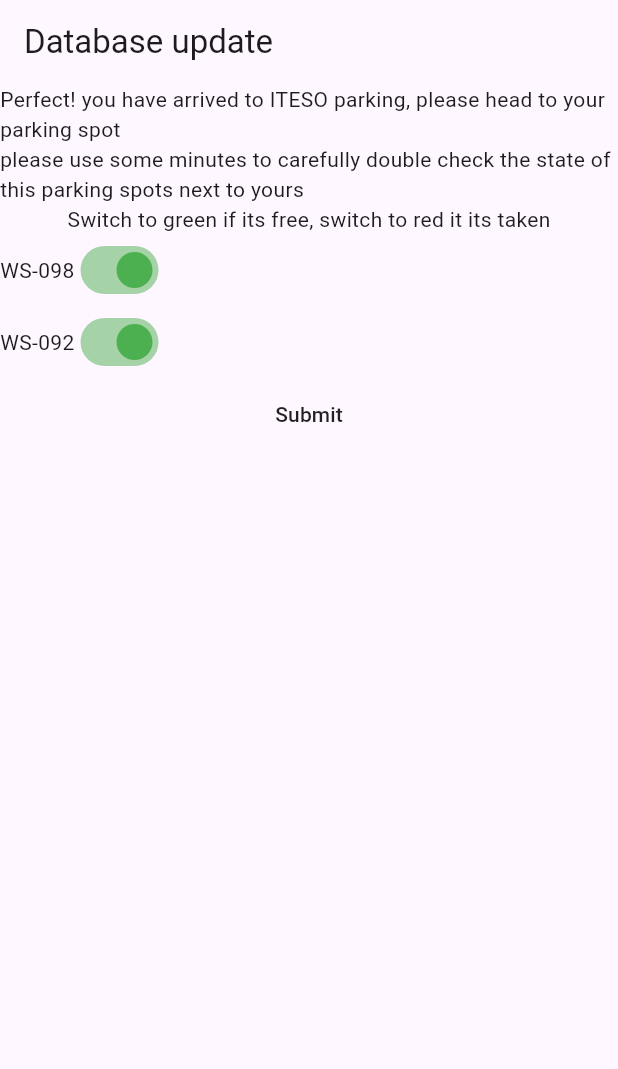
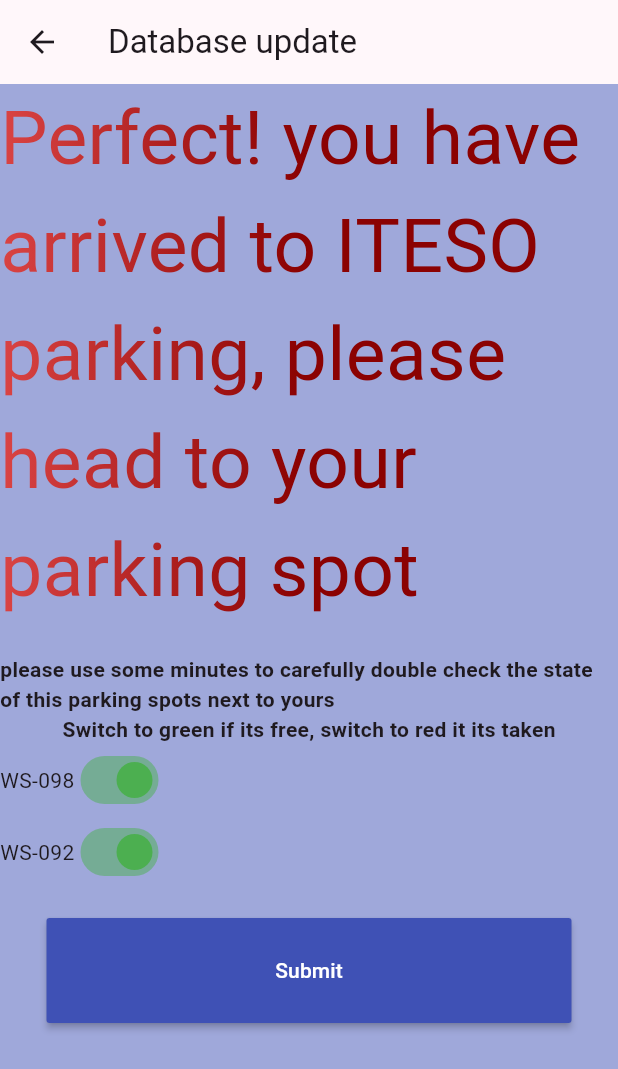
Before and after one commit to luisEd10/Proyecto_dev_mobiles, a Flutter app: the DatabaseUpdate screen opened directly, on a phone screen of 412 x 824 dp. Shown: the top 1069 px of the screen. Run offline on Flutter 3.47's test engine with Material 3 defaults, Android fonts, the phone set to English and light mode, and no system bars; our stand-ins replace bloc, equatable, firebase_auth, firebase_core, flutter_bloc, google_maps_flutter and 1 more; missing offline and left inert: flutter_config; accounts and stored records are empty; network calls fail.

```diff
--- a/project/lib/bloc/auth_event.dart
+++ b/project/lib/bloc/auth_event.dart
@@ -11,4 +11,17 @@ class VerifyAuthEvent extends AuthEvent {}
 
 class GoogleAuthEvent extends AuthEvent {}
 
+class EmailAuthEvent extends AuthEvent {
+  final String email;
+  final String password;
+
+  EmailAuthEvent({
+    required this.email,
+    required this.password,
+  });
+
+  @override
+  List<Object> get props => [email, password];
+}
+
 class SignOutEvent extends AuthEvent {}
--- a/project/lib/database_update.dart
+++ b/project/lib/database_update.dart
@@ -1,20 +1,26 @@
 import 'package:flutter/material.dart';
 
 class DatabaseUpdate extends StatelessWidget {
-  const DatabaseUpdate({super.key});
+  DatabaseUpdate({super.key});
+
+  final Shader linearGradient = LinearGradient(
+    colors: <Color>[Color.fromARGB(255, 218, 68, 68), Color.fromARGB(255, 139, 2, 2)],
+  ).createShader(Rect.fromLTWH(0.0, 0.0, 200.0, 70.0));
 
   @override
   Widget build(BuildContext context) {
     bool light = true;
     return Scaffold(
+      backgroundColor: Colors.indigo[200],
       appBar: AppBar(
         title: Text('Database update'),
       ),
       body: Column(
         children: [
-          Text("Perfect! you have arrived to ITESO parking, please head to your parking spot"),
-          Text("please use some minutes to carefully double check the state of this parking spots next to yours"),
-          Text("Switch to green if its free, switch to red it its taken"),
+          Text("Perfect! you have arrived to ITESO parking, please head to your parking spot", style: TextStyle(fontSize: 50, foreground: Paint()..shader = linearGradient)),
+          SizedBox(height: 20),
+          Text("please use some minutes to carefully double check the state of this parking spots next to yours", style: TextStyle(fontWeight: FontWeight.bold),),
+          Text("Switch to green if its free, switch to red it its taken", style: TextStyle(fontWeight: FontWeight.bold)),
           Row(
             children: [
               Text("WS-098"),
@@ -41,9 +47,15 @@ class DatabaseUpdate extends StatelessWidget {
               )
             ],
           ),
-          MaterialButton(
-            onPressed: (){},
-            child: Text("Submit")
+          SizedBox(height: 20,),
+          SizedBox(
+            width: 350,
+            child: MaterialButton(
+              onPressed: (){},
+              height: 70,
+              color: Colors.indigo,
+              child: Text("Submit", style: TextStyle(color: Colors.white),)
+            ),
           )
         ],
       ),
--- a/project/pubspec.yaml
+++ b/project/pubspec.yaml
@@ -17,8 +17,11 @@ dependencies:
   google_maps_flutter: ^2.5.0
   flutter_config: ^2.0.2
   equatable: ^2.0.5
-  firebase_auth: ^4.12.1
+  firebase_auth: ^4.15.0
   google_sign_in: ^6.1.5
+  after_layout: ^1.2.0
+  flutter_bloc: ^8.1.3
+  cloud_firestore: ^4.13.3
 
 dev_dependencies:
   flutter_test:
```
Also changed, not shown: project/lib/bloc/auth_bloc.dart (+27 -4 lines), project/lib/login_page.dart (+9 -1 lines), project/lib/main.dart (+43 -5 lines), project/lib/main_page.dart (+84 -5 lines), project/lib/reservation_detail.dart (added, +97 -0 lines), project/lib/firebase_options.dart (added), project/pubspec.lock, 9 other files.
